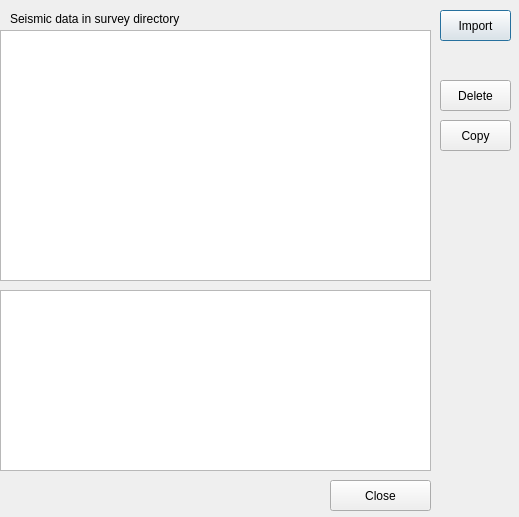
Old version of the form pygeopressure_gui/ui/seismic_manager.ui in the repository whimian/pyGeoPressure_gui.
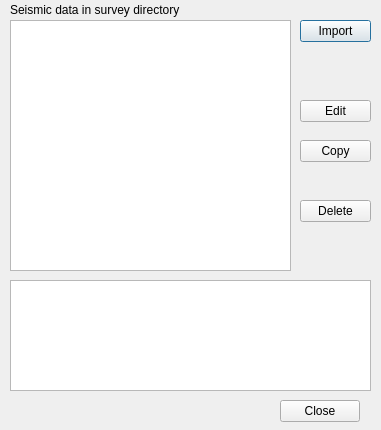
New version of the form.

Commit message: add import functionality in seismic manager

The edit to the form file:
```diff
--- a/pygeopressure_gui/ui/seismic_manager.ui
+++ b/pygeopressure_gui/ui/seismic_manager.ui
@@ -6,8 +6,8 @@
    <rect>
     <x>0</x>
     <y>0</y>
-    <width>519</width>
-    <height>517</height>
+    <width>381</width>
+    <height>430</height>
    </rect>
   </property>
   <property name="windowTitle">
@@ -16,9 +16,9 @@
   <widget class="QListWidget" name="data_list_Widget">
    <property name="geometry">
     <rect>
-     <x>0</x>
-     <y>30</y>
-     <width>431</width>
+     <x>10</x>
+     <y>20</y>
+     <width>281</width>
      <height>251</height>
     </rect>
    </property>
@@ -26,20 +26,20 @@
   <widget class="QTextEdit" name="seismic_info_textEdit">
    <property name="geometry">
     <rect>
-     <x>0</x>
-     <y>290</y>
-     <width>431</width>
-     <height>181</height>
+     <x>10</x>
+     <y>280</y>
+     <width>361</width>
+     <height>111</height>
     </rect>
    </property>
   </widget>
   <widget class="QPushButton" name="importButton">
    <property name="geometry">
     <rect>
-     <x>440</x>
-     <y>10</y>
+     <x>300</x>
+     <y>20</y>
      <width>71</width>
-     <height>31</height>
+     <height>22</height>
     </rect>
    </property>
    <property name="text">
@@ -49,10 +49,10 @@
   <widget class="QPushButton" name="closeButton">
    <property name="geometry">
     <rect>
-     <x>330</x>
-     <y>480</y>
-     <width>101</width>
-     <height>31</height>
+     <x>280</x>
+     <y>400</y>
+     <width>80</width>
+     <height>22</height>
     </rect>
    </property>
    <property name="text">
@@ -62,10 +62,10 @@
   <widget class="QPushButton" name="deleteButton">
    <property name="geometry">
     <rect>
-     <x>440</x>
-     <y>80</y>
+     <x>300</x>
+     <y>200</y>
      <width>71</width>
-     <height>31</height>
+     <height>22</height>
     </rect>
    </property>
    <property name="text">
@@ -75,10 +75,10 @@
   <widget class="QPushButton" name="pushButton_4">
    <property name="geometry">
     <rect>
-     <x>440</x>
-     <y>120</y>
+     <x>300</x>
+     <y>140</y>
      <width>71</width>
-     <height>31</height>
+     <height>22</height>
     </rect>
    </property>
    <property name="text">
@@ -89,15 +89,28 @@
    <property name="geometry">
     <rect>
      <x>10</x>
-     <y>10</y>
+     <y>0</y>
      <width>231</width>
-     <height>17</height>
+     <height>20</height>
     </rect>
    </property>
    <property name="text">
     <string>Seismic data in survey directory</string>
    </property>
   </widget>
+  <widget class="QPushButton" name="importButton_2">
+   <property name="geometry">
+    <rect>
+     <x>300</x>
+     <y>100</y>
+     <width>71</width>
+     <height>22</height>
+    </rect>
+   </property>
+   <property name="text">
+    <string>Edit</string>
+   </property>
+  </widget>
  </widget>
  <resources/>
  <connections>
```
The commit also changes 2 other files.
